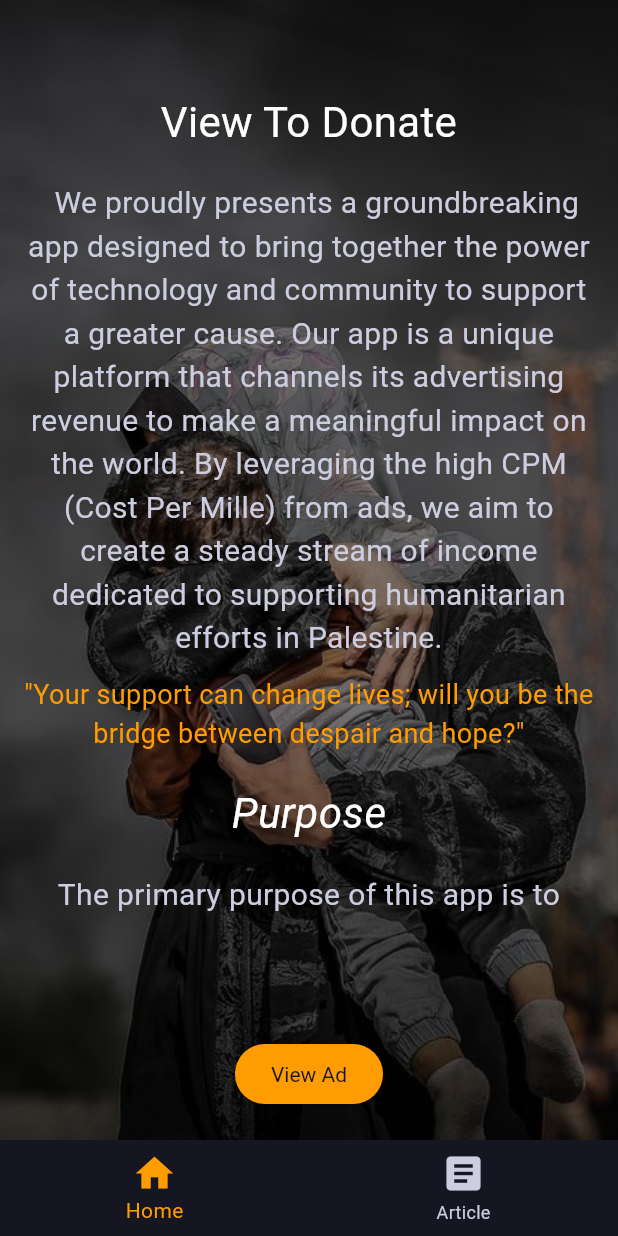
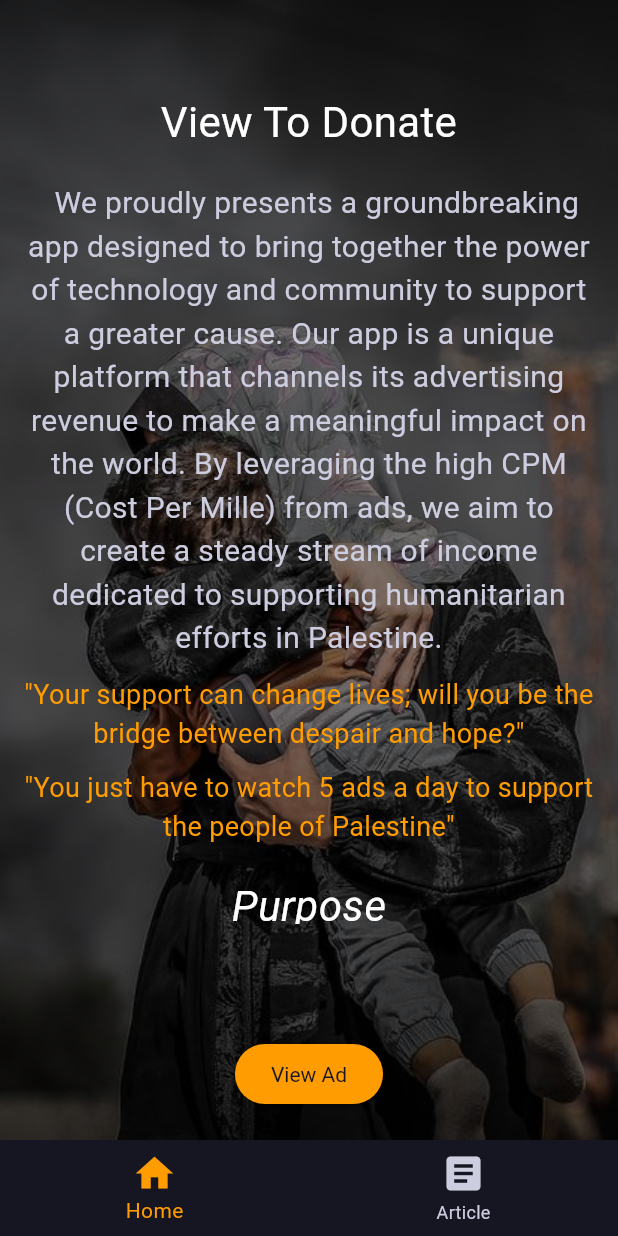
Before and after one commit to kakanics/viewToDonate, a Flutter app: the screen it shows after launch, on a phone screen of 412 x 824 dp. Run offline on Flutter 3.47's test engine with Material 3 defaults, Android fonts, the phone set to English and light mode, and no system bars; our stand-ins replace cloud_firestore, firebase_core, flutter_local_notifications, google_mobile_ads, shared_preferences; missing offline and left inert: gma_mediation_unity; accounts and stored records are empty; network calls fail; Roboto replaces fonts that are missing (Poppins-Bold, Poppins-ExtraBold, Poppins-Light).

Commit message:
Line Added

```diff
--- a/lib/Screen1/ad_manager.dart
+++ b/lib/Screen1/ad_manager.dart
@@ -1,5 +1,4 @@
 import 'package:google_mobile_ads/google_mobile_ads.dart';
-import 'dart:async';
 
 class AdManager {
   late BannerAd _bannerAd;
--- a/lib/Screen1/screen1.dart
+++ b/lib/Screen1/screen1.dart
@@ -1,8 +1,4 @@
 import 'package:flutter/material.dart';
-import 'package:google_mobile_ads/google_mobile_ads.dart';
-import 'package:shared_preferences/shared_preferences.dart';
-import 'dart:async';
-import 'package:flutter_local_notifications/flutter_local_notifications.dart';
 import 'ad_manager.dart';
 import 'notification_manager.dart';
 import 'ad_counter_manager.dart';
@@ -98,6 +94,16 @@
                             SizedBox(height: 10),
                             Text(
                               '"Your support can change lives; will you be the bridge between despair and hope?"',
+                              style: TextStyle(
+                                fontFamily: AppFonts.pregular,
+                                color: AppColors.secondary,
+                                fontSize: 18,
+                              ),
+                              textAlign: TextAlign.center,
+                            ),
+                            SizedBox(height: 10),
+                            Text(
+                              '"You just have to watch 5 ads a day to support the people of Palestine"',
                               style: TextStyle(
                                 fontFamily: AppFonts.pregular,
                                 color: AppColors.secondary,
```
Also changed, not shown: pubspec.yaml (+7 -0 lines), assets/icon.png (added), pubspec.lock, 4 other files.
